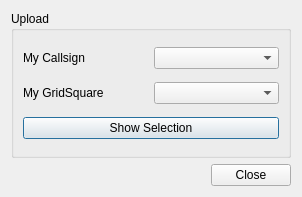
k5mcd/QLog, file ui/QrzDialog.ui: the form before one commit.
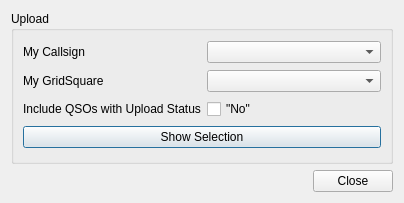
The form after the commit.

Commit message: Fixing #176 - Posibility to upload QSO with Sent Status N, I and upload status N

The edit to the form file:
```diff
--- a/ui/QrzDialog.ui
+++ b/ui/QrzDialog.ui
@@ -6,8 +6,8 @@
    <rect>
     <x>0</x>
     <y>0</y>
-    <width>302</width>
-    <height>197</height>
+    <width>404</width>
+    <height>203</height>
    </rect>
   </property>
   <property name="windowTitle">
@@ -27,6 +27,12 @@
         </property>
        </widget>
       </item>
+      <item row="0" column="1">
+       <widget class="QComboBox" name="myCallsignCombo"/>
+      </item>
+      <item row="1" column="1">
+       <widget class="QComboBox" name="myGridCombo"/>
+      </item>
       <item row="1" column="0">
        <widget class="QLabel" name="myGridLabel">
         <property name="text">
@@ -34,18 +40,33 @@
         </property>
        </widget>
       </item>
-      <item row="2" column="0" colspan="2">
+      <item row="3" column="0" colspan="2">
        <widget class="QPushButton" name="showButton">
         <property name="text">
          <string>Show Selection</string>
         </property>
        </widget>
       </item>
-      <item row="0" column="1">
-       <widget class="QComboBox" name="myCallsignCombo"/>
+      <item row="2" column="0">
+       <widget class="QLabel" name="addlUploadStatusLabel">
+        <property name="text">
+         <string>Include QSOs with Upload Status</string>
+        </property>
+       </widget>
       </item>
-      <item row="1" column="1">
-       <widget class="QComboBox" name="myGridCombo"/>
+      <item row="2" column="1">
+       <layout class="QHBoxLayout" name="horizontalLayout">
+        <item>
+         <widget class="QCheckBox" name="addlUploadStatusN">
+          <property name="toolTip">
+           <string>Under normal circumstances this status means &lt;b&gt;&quot;do not upload&quot;&lt;/b&gt;.&lt;br/&gt;However, it may sometimes be wanted to ignore this setting when uploading a QSL.</string>
+          </property>
+          <property name="text">
+           <string>&quot;No&quot;</string>
+          </property>
+         </widget>
+        </item>
+       </layout>
       </item>
      </layout>
     </widget>
```
The commit also changes 10 other files.
